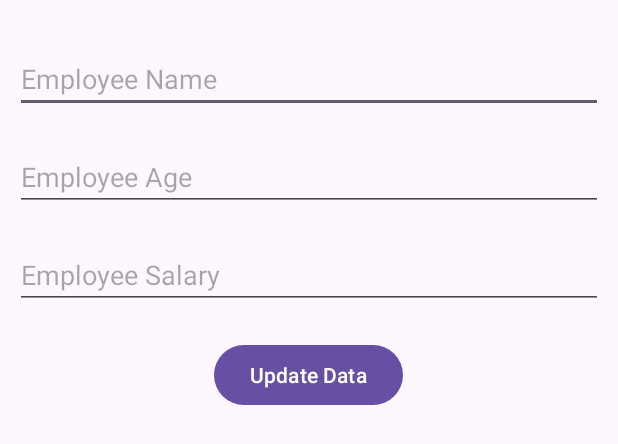
After one commit to purnalakshitha99/SAMPLE-CRUD-MAD, an Android app: the layout update_dialog.xml on its own in the app's theme, with its tools: preview values and no code run, on a phone screen of 412 x 824 dp. The commit adds this screen. Shown: the top 444 px of the screen. Run offline under Robolectric (Android 15) with nearby library versions, the phone set to English and light mode, and no system bars.

Commit message:
employee update success

```diff
--- /dev/null
+++ b/app/src/main/res/layout/update_dialog.xml
@@ -0,0 +1,43 @@
+<?xml version="1.0" encoding="utf-8"?>
+
+<LinearLayout xmlns:android="http://schemas.android.com/apk/res/android"
+    android:layout_width="match_parent"
+    android:layout_height="match_parent"
+    android:orientation="vertical"
+    android:padding="10dp">
+
+    <EditText
+        android:id="@+id/etEmpName"
+        android:layout_width="match_parent"
+        android:layout_height="wrap_content"
+        android:layout_marginTop="20dp"
+        android:hint="Employee Name"
+        android:inputType="textPersonName" />
+
+    <EditText
+        android:id="@+id/etEmpAge"
+        android:layout_width="match_parent"
+        android:layout_height="wrap_content"
+        android:layout_marginTop="20dp"
+        android:ems="10"
+        android:hint="Employee Age" />
+
+    <EditText
+        android:id="@+id/etEmpSalary"
+        android:layout_width="match_parent"
+        android:layout_height="wrap_content"
+        android:layout_marginTop="20dp"
+        android:ems="10"
+        android:hint="Employee Salary"
+        android:inputType="textPersonName" />
+
+    <Button
+        android:id="@+id/btnUpdateData"
+        android:layout_width="wrap_content"
+        android:layout_height="wrap_content"
+        android:layout_gravity="center"
+        android:layout_marginTop="20dp"
+        android:text="Update Data" />
+
+
+</LinearLayout>
```
Also changed, not shown: app/src/main/java/com/lahiru/crud/activities/EmployeeDetailsActivity.kt (+73 -1 lines).
